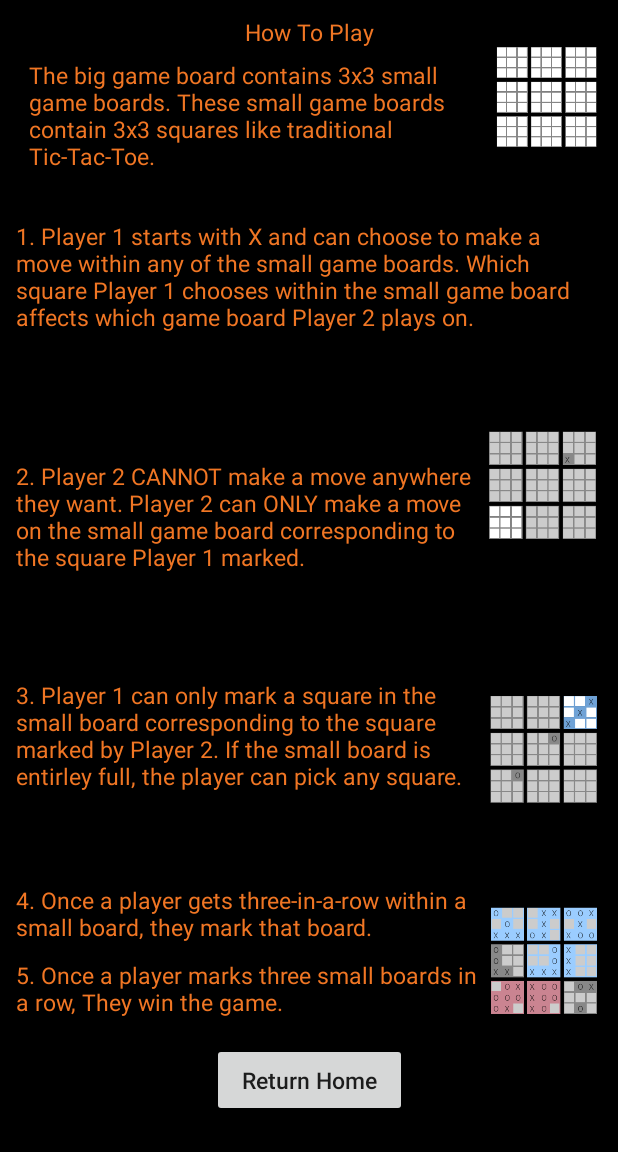
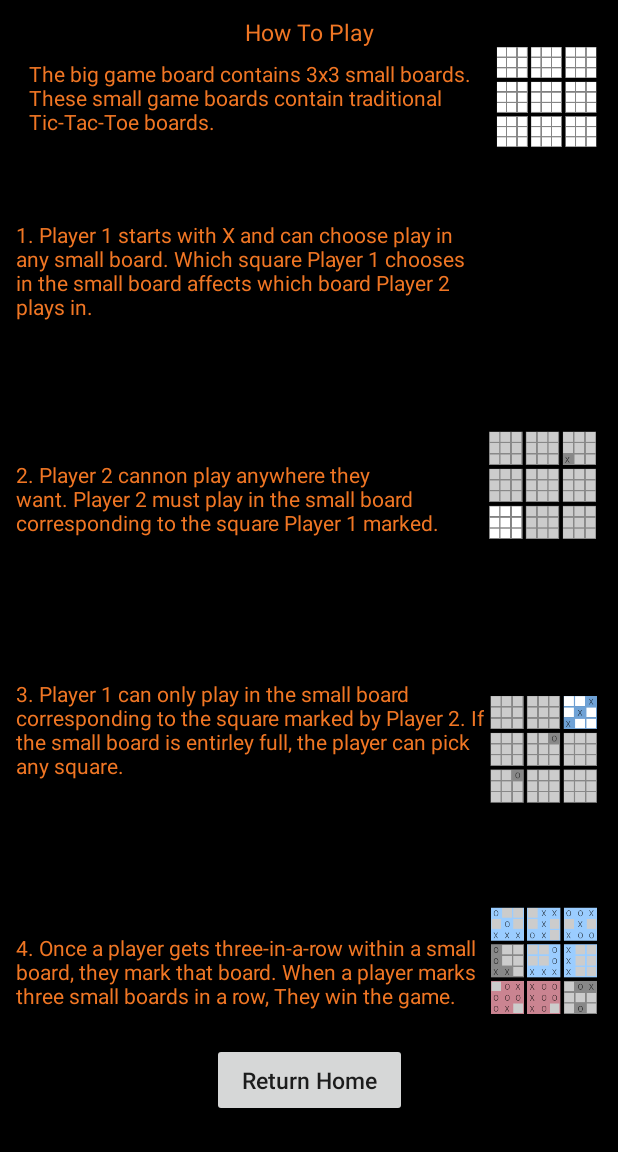
Before and after one commit to djmorel/UltimateTicTacToe, an Android app: the How2PlayActivity screen opened directly, with no data from a screen before it, on a phone screen of 412 x 824 dp, the part 84-1236 px from its top. Run offline under Robolectric (Android 15) with nearby library versions, the phone set to English and light mode, and no system bars; our stand-ins replace sdp/ssp sizes.

Commit message:
Version 3.5

```diff
--- a/app/src/main/res/layout/activity_how2_play.xml
+++ b/app/src/main/res/layout/activity_how2_play.xml
@@ -36,9 +36,8 @@
         android:layout_marginEnd="@dimen/_65sdp"
         android:layout_marginRight="@dimen/_8sdp"
         android:layout_marginBottom="@dimen/_8sdp"
-        android:text="The big game board contains 3x3 small game boards. These small game boards contain 3x3 squares like traditional Tic-Tac-Toe."
+        android:text="The big game board contains 3x3 small boards. These small game boards contain traditional Tic-Tac-Toe boards."
         android:textColor="@color/colorPrimary"
-        android:textSize="@dimen/_12ssp"
         app:layout_constraintBottom_toBottomOf="parent"
         app:layout_constraintEnd_toEndOf="parent"
         app:layout_constraintStart_toStartOf="parent"
@@ -47,7 +46,7 @@
 
     <TextView
         android:id="@+id/infoTextView3"
-        android:layout_width="@dimen/_300sdp"
+        android:layout_width="@dimen/_240sdp"
         android:layout_height="@dimen/_65sdp"
         android:layout_below="@+id/infoTextView2"
         android:layout_marginStart="@dimen/_8sdp"
@@ -56,8 +55,7 @@
         android:layout_marginEnd="@dimen/_8sdp"
         android:layout_marginRight="@dimen/_8sdp"
         android:layout_marginBottom="@dimen/_8sdp"
-        android:textSize="@dimen/_12ssp"
-        android:text="1. Player 1 starts with X and can choose to make a move within any of the small game boards. Which square Player 1 chooses within the small game board affects which game board Player 2 plays on."
+        android:text="1. Player 1 starts with X and can choose play in any small board. Which square Player 1 chooses in the small board affects which board Player 2 plays in."
         android:textColor="@color/colorPrimary"
         app:layout_constraintBottom_toBottomOf="parent"
         app:layout_constraintEnd_toEndOf="parent"
@@ -77,10 +75,9 @@
         android:layout_marginEnd="@dimen/_8sdp"
         android:layout_marginRight="@dimen/_8sdp"
         android:layout_marginBottom="@dimen/_65sdp"
-        android:text="2. Player 2 CANNOT make a move anywhere they want. Player 2 can ONLY make a move on the small game board corresponding to the square Player 1 marked.
+        android:text="2. Player 2 cannon play anywhere they want. Player 2 must play in the small board corresponding to the square Player 1 marked.
 "
         android:textColor="@color/colorPrimary"
-        android:textSize="@dimen/_12ssp"
         app:layout_constraintBottom_toBottomOf="parent"
         app:layout_constraintEnd_toEndOf="parent"
         app:layout_constraintHorizontal_bias="0.0"
@@ -99,9 +96,8 @@
         android:layout_marginEnd="@dimen/_8sdp"
         android:layout_marginRight="@dimen/_8sdp"
         android:layout_marginBottom="@dimen/_10sdp"
-        android:text="3. Player 1 can only mark a square in the small board corresponding to the square marked by Player 2. If the small board is entirley full, the player can pick any square. "
+        android:text="3. Player 1 can only play in the small board corresponding to the square marked by Player 2. If the small board is entirley full, the player can pick any square. "
         android:textColor="@color/colorPrimary"
-        android:textSize="@dimen/_12ssp"
         app:layout_constraintBottom_toBottomOf="parent"
         app:layout_constraintEnd_toEndOf="parent"
         app:layout_constraintHorizontal_bias="0.0"
@@ -112,7 +108,7 @@
     <TextView
         android:id="@+id/infoTextView6"
         android:layout_width="@dimen/_240sdp"
-        android:layout_height="50dp"
+        android:layout_height="75dp"
         android:layout_below="@+id/infoTextView2"
         android:layout_marginStart="@dimen/_8sdp"
         android:layout_marginLeft="@dimen/_8sdp"
@@ -120,36 +116,15 @@
         android:layout_marginEnd="@dimen/_8sdp"
         android:layout_marginRight="@dimen/_8sdp"
         android:layout_marginBottom="@dimen/_30sdp"
-        android:text="4. Once a player gets three-in-a-row within a small board, they mark that board."
-        android:textColor="@color/colorPrimary"
-        android:textSize="@dimen/_12ssp"
-        app:layout_constraintBottom_toBottomOf="parent"
-        app:layout_constraintEnd_toEndOf="parent"
-        app:layout_constraintHorizontal_bias="0.0"
-        app:layout_constraintStart_toStartOf="parent"
-        app:layout_constraintTop_toTopOf="parent"
-        app:layout_constraintVertical_bias="0.866" />
-
-    <TextView
-        android:id="@+id/infoTextView7"
-        android:layout_width="@dimen/_240sdp"
-        android:layout_height="@dimen/_35sdp"
-        android:layout_below="@+id/infoTextView2"
-        android:layout_marginStart="@dimen/_8sdp"
-        android:layout_marginLeft="@dimen/_8sdp"
-        android:layout_marginTop="@dimen/_8sdp"
-        android:layout_marginEnd="@dimen/_8sdp"
-        android:layout_marginRight="@dimen/_8sdp"
-        android:layout_marginBottom="@dimen/_12ssp"
-        android:text="5. Once a player marks three small boards in a row, They win the game."
-        android:textSize="@dimen/_12ssp"
+        android:text="4. Once a player gets three-in-a-row within a small board, they mark that board. When a player marks three small boards in a row, They win the game."
         android:textColor="@color/colorPrimary"
         app:layout_constraintBottom_toBottomOf="parent"
         app:layout_constraintEnd_toEndOf="parent"
         app:layout_constraintHorizontal_bias="0.0"
         app:layout_constraintStart_toStartOf="parent"
         app:layout_constraintTop_toTopOf="parent"
-        app:layout_constraintVertical_bias="0.902" />
+        app:layout_constraintVertical_bias="0.951" />
+
     <Button
         android:id="@+id/homeh2pButton"
         android:layout_width="@dimen/_100sdp"
```
